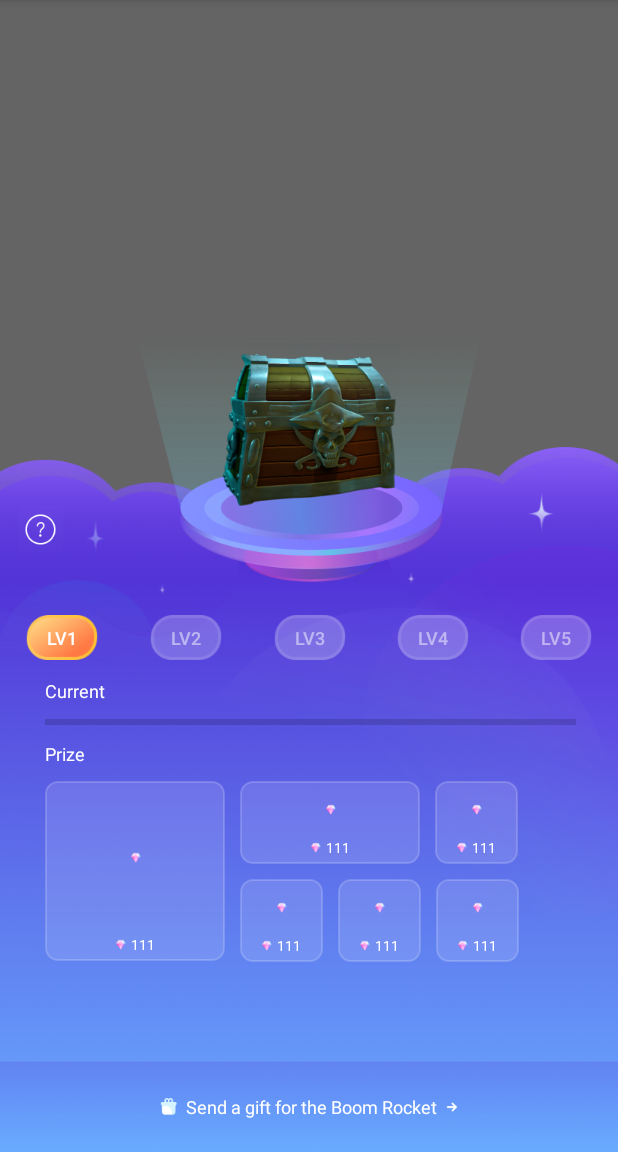
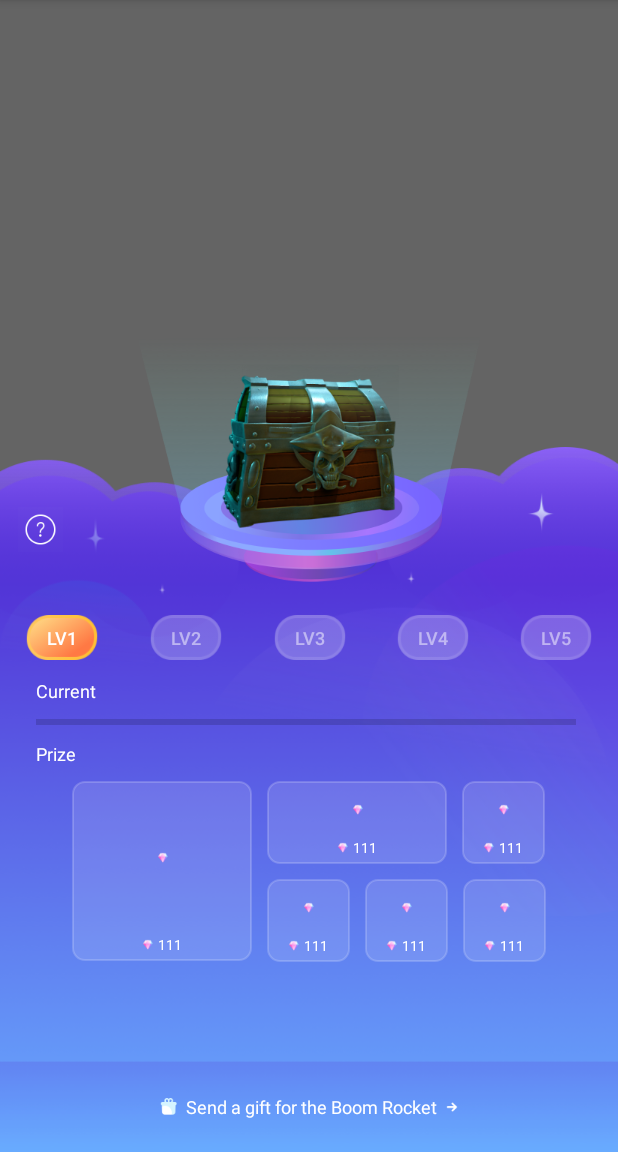
Before and after one commit to baishiming/zhuzhu, an Android app: the screen it shows after launch (MainActivity), after a tap on "HELLO WORLD!", on a phone screen of 412 x 824 dp, the part 84-1236 px from its top. Run offline under Robolectric (Android 15) with nearby library versions, the phone set to English and light mode, and no system bars.

Commit message:
提交代码

```diff
--- a/app/src/main/res/layout/dialog_treasure_box.xml
+++ b/app/src/main/res/layout/dialog_treasure_box.xml
@@ -38,6 +38,7 @@
         android:layout_marginBottom="-90dp"
         android:layout_above="@+id/rl_box">
         <ImageView
+            android:id="@+id/iv_box_level_bg"
             android:layout_width="wrap_content"
             android:layout_height="wrap_content"
             android:layout_centerHorizontal="true"
@@ -47,6 +48,8 @@
             android:id="@+id/iv_box_level"
             android:layout_width="wrap_content"
             android:layout_height="wrap_content"
+            android:layout_marginBottom="30dp"
+            android:layout_alignBottom="@+id/iv_box_level_bg"
             android:layout_centerHorizontal="true"
             android:src="@drawable/icon_dialog_box_level_1">
         </ImageView>
--- a/app/src/main/res/layout/fragment_box_level.xml
+++ b/app/src/main/res/layout/fragment_box_level.xml
@@ -113,7 +113,7 @@
         android:id="@+id/tv_box_current"
         android:layout_width="wrap_content"
         android:layout_height="wrap_content"
-        android:layout_marginLeft="30dp"
+        android:layout_marginLeft="24dp"
         android:layout_below="@+id/ll_box_level"
         android:textSize="12sp"
         android:text="@string/str_Current"
@@ -125,7 +125,7 @@
         android:id="@+id/pb_box"
         android:layout_width="match_parent"
         android:layout_height="25dp"
-        android:layout_marginLeft="30dp"
+        android:layout_marginLeft="24dp"
         android:layout_marginRight="28dp"
         style="?android:attr/progressBarStyleHorizontal"
         android:layout_below="@+id/tv_box_current">
@@ -135,7 +135,7 @@
         android:id="@+id/tv_box_prize"
         android:layout_width="wrap_content"
         android:layout_height="wrap_content"
-        android:layout_marginLeft="30dp"
+        android:layout_marginLeft="24dp"
         android:layout_below="@+id/pb_box"
         android:textSize="12sp"
         android:text="@string/str_Prize"
@@ -148,10 +148,9 @@
         android:id="@+id/rl_box_gift"
         android:layout_width="match_parent"
         android:layout_height="wrap_content"
-        android:layout_marginLeft="30dp"
+        android:gravity="center_horizontal"
         android:layout_marginTop="10dp"
         android:layout_below="@+id/tv_box_prize">
-
 
         <RelativeLayout
             android:id="@+id/rl_box_gift_1"
```
